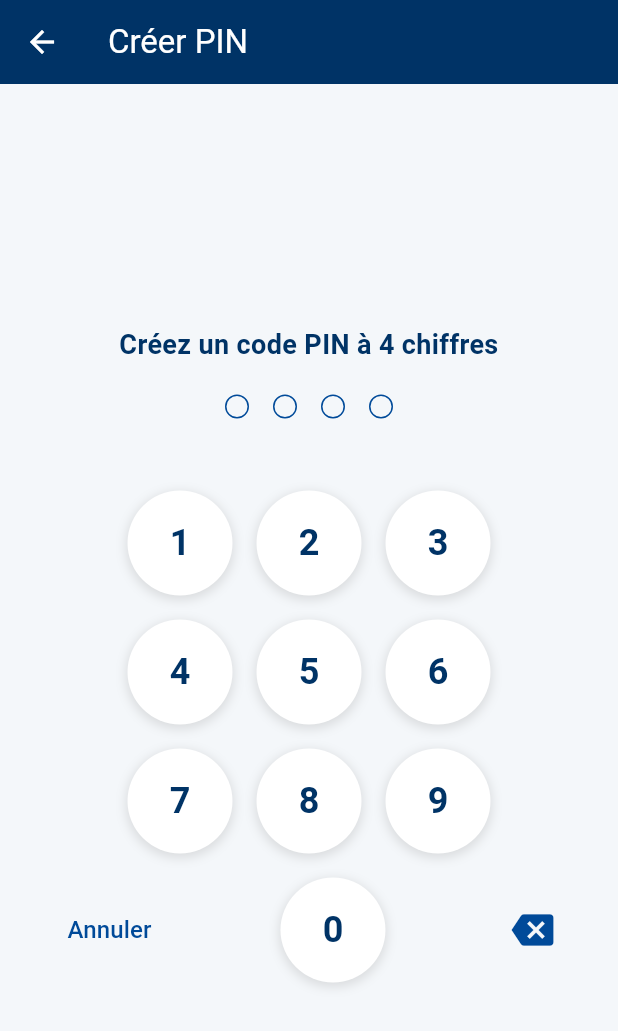
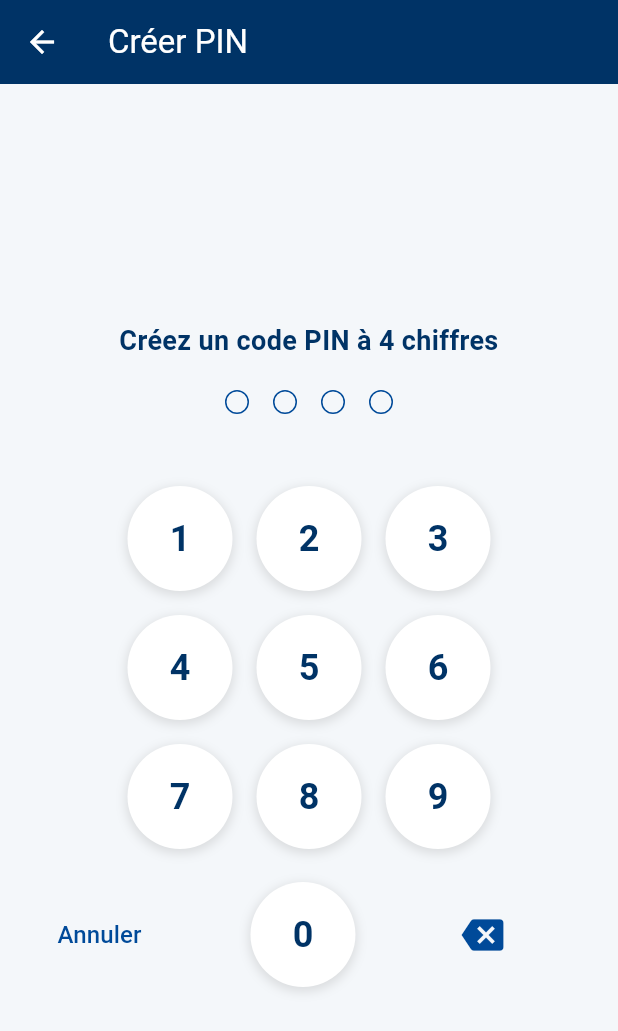
Before and after one commit to drbynz0/app_stock, a Flutter app: the PinOptionsScreen screen opened directly, after a tap on "Créer un code PIN", on a phone screen of 412 x 824 dp. Shown: the top 1031 px of the screen. Run offline on Flutter 3.47's test engine with Material 3 defaults, Android fonts, the light colour scheme and no system bars; our stand-ins replace audioplayers, carousel_slider, connectivity_plus, flutter_secure_storage, flutter_spinkit, image_picker and 7 more; missing offline and left inert: mobile_scanner; accounts and stored records are empty; network calls fail; project files that could hold a hidden picture were left out.

Commit message:
LAST COMMIT

```diff
--- a/cti_app/lib/screens/categorie/add_categorie_screen.dart
+++ b/cti_app/lib/screens/categorie/add_categorie_screen.dart
@@ -26,7 +26,7 @@ Future<void> showAddCategorieDialog(
       child: Container(
         padding: const EdgeInsets.all(24),
         decoration: BoxDecoration(
-          color: theme.backgroundColor,
+          color: theme.dialogColor,
           borderRadius: BorderRadius.circular(20),
         ),
         child: Form(
--- a/cti_app/lib/screens/produits_pages/add_product_screen.dart
+++ b/cti_app/lib/screens/produits_pages/add_product_screen.dart
@@ -200,6 +200,7 @@ class AddProductScreenState extends State<AddProductScreen> {
   Widget build(BuildContext context) {
     final theme = Provider.of<ThemeProvider>(context);
     return Dialog(
+      backgroundColor: theme.dialogColor,
       insetPadding: const EdgeInsets.all(16),
       shape: RoundedRectangleBorder(
         borderRadius: BorderRadius.circular(16),
--- a/cti_app/lib/screens/settings_pages/pin_code_screen.dart
+++ b/cti_app/lib/screens/settings_pages/pin_code_screen.dart
@@ -50,18 +50,14 @@ class _PinCodeScreenState extends State<PinCodeScreen> {
                   backgroundColor: Colors.red,
                 ),
               );
-              setState(() {
-                pin = "";
-                _confirmPin = null;
-                _isConfirming = false;
-              });
+              _resetPinCreation();
             }
           }
         } else {
           // Mode vérification
           final savedPin = await _storage.read(key: 'user_pin');
           if (pin == savedPin) {
-            Navigator.pushReplacementNamed(context, '/home');
+            Navigator.pop(context, true); // Retourne true pour indiquer la vérification réussie
           } else {
             ScaffoldMessenger.of(context).showSnackBar(
               const SnackBar(
@@ -149,7 +145,11 @@ class _PinCodeScreenState extends State<PinCodeScreen> {
   }
 
   Widget _buildKeyboard() {
-    return Column(
+    return SizedBox(
+      height: 350, // Ajuste la hauteur selon tes besoins
+      child: Stack(
+        children: [
+          Column(
             children: [
               for (var row in [
                 ['1', '2', '3'],
@@ -162,7 +162,14 @@ class _PinCodeScreenState extends State<PinCodeScreen> {
                       .map((digit) => _buildKeyboardButton(digit, onPressed: () => _addDigit(digit)))
                       .toList(),
                 ),
-        Row(
+              const SizedBox(height: 70), // Laisse de la place pour le Row positionné
+            ],
+          ),
+          Positioned(
+            left: 0,
+            right: 40,
+            bottom: 0,
+            child: Row(
               mainAxisAlignment: MainAxisAlignment.spaceAround,
               children: [
                 TextButton(
@@ -182,8 +189,10 @@ class _PinCodeScreenState extends State<PinCodeScreen> {
                   iconSize: 28,
                 ),
               ],
-        )
+            ),
+          ),
         ],
+      ),
     );
   }
 
--- a/cti_app/lib/screens/settings_pages/pin_options_screen.dart
+++ b/cti_app/lib/screens/settings_pages/pin_options_screen.dart
@@ -2,19 +2,20 @@
 
 import 'package:flutter/material.dart';
 import 'pin_code_screen.dart';
+import 'package:flutter_secure_storage/flutter_secure_storage.dart';
+
 
 class PinOptionsScreen extends StatelessWidget {
   const PinOptionsScreen({super.key});
 
   @override
   Widget build(BuildContext context) {
+    final secureStorage = const FlutterSecureStorage();
     return Scaffold(
       appBar: AppBar(
         title: const Text('Options PIN', style: TextStyle(color: Colors.white)),
-        backgroundColor: const Color(0xFF003366),
         iconTheme: const IconThemeData(color: Colors.white),
       ),
-      backgroundColor: const Color(0xFFF4F7FA),
       body: Padding(
         padding: const EdgeInsets.all(16.0),
         child: Column(
@@ -22,14 +23,30 @@ class PinOptionsScreen extends StatelessWidget {
             Card(
               shape: RoundedRectangleBorder(borderRadius: BorderRadius.circular(12)),
               child: ListTile(
-                leading: const Icon(Icons.add_box, color: Color(0xFF004A99)),
+                leading: const Icon(Icons.add_box),
                 title: const Text('Créer un code PIN'),
                 trailing: const Icon(Icons.arrow_forward_ios),
-                onTap: () {
-                  Navigator.push(
-                    context,
-                    MaterialPageRoute(builder: (context) => const PinCodeScreen(isCreating: true)),
-                  );
+                onTap: () async {
+                  final savedPin = await secureStorage.read(key: 'user_pin');
+                  if (savedPin != null) {
+                    ScaffoldMessenger.of(context).showSnackBar(
+                      const SnackBar(
+                        content: Text("Code PIN déjà créé"),
+                        backgroundColor: Colors.green,
+                      ),
+                    );
+                  } else {
+                    final result = await Navigator.push(
+                      context,
+                      MaterialPageRoute(builder: (context) => const PinCodeScreen(isCreating: true)),
+                    );
+
+                    if (result == true) {
+                      ScaffoldMessenger.of(context).showSnackBar(
+                        const SnackBar(content: Text("Code PIN créé avec succès")),
+                      );
+                    }
+                  }
                 },
               ),
             ),
@@ -37,24 +54,31 @@ class PinOptionsScreen extends StatelessWidget {
             Card(
               shape: RoundedRectangleBorder(borderRadius: BorderRadius.circular(12)),
               child: ListTile(
-                leading: const Icon(Icons.edit, color: Color(0xFF004A99)),
+                leading: Icon(Icons.edit),
                 title: const Text('Changer le code PIN'),
                 trailing: const Icon(Icons.arrow_forward_ios),
                 onTap: () async {
+                  // Vérifier d'abord le PIN actuel
                   final verified = await Navigator.push(
                     context,
                     MaterialPageRoute(builder: (context) => const PinCodeScreen(isCreating: false)),
                   );
 
                   if (verified == true) {
-                    ScaffoldMessenger.of(context).showSnackBar(
-                      const SnackBar(content: Text("PIN correct ! Redirection...")),
-                    );
-                    await Future.delayed(const Duration(milliseconds: 800));
-                    Navigator.push(
+                    // Si vérification réussie, créer un nouveau PIN
+                    final result = await Navigator.push(
                       context,
                       MaterialPageRoute(builder: (context) => const PinCodeScreen(isCreating: true)),
                     );
+
+                    if (result == true) {
+                      ScaffoldMessenger.of(context).showSnackBar(
+                        const SnackBar(
+                          content: Text("Code PIN changé avec succès"),
+                          backgroundColor: Colors.green,
+                          ),
+                      );
+                    }
                   }
                 },
               ),
--- a/cti_app/lib/screens/settings_pages/profile_screen.dart
+++ b/cti_app/lib/screens/settings_pages/profile_screen.dart
@@ -46,7 +46,7 @@ class _ProfileScreenState extends State<ProfileScreen> {
         padding: const EdgeInsets.all(16),
         child: Row(
           children: [
-            Icon(icon, color: Colors.blue.shade700),
+            Icon(icon),
             const SizedBox(width: 16),
             Expanded(
               child: Column(
--- a/cti_app/lib/screens/settings_pages/settings_screen.dart
+++ b/cti_app/lib/screens/settings_pages/settings_screen.dart
@@ -1,6 +1,6 @@
 // ignore_for_file: use_build_context_synchronously
 
-import 'package:cti_app/screens/pin_code_screen.dart';
+import 'pin_code_screen.dart';
 import 'package:cti_app/screens/settings_pages/about_section.dart';
 import 'package:cti_app/screens/settings_pages/profile_screen.dart';
 import 'package:flutter_secure_storage/flutter_secure_storage.dart';
```
Also changed, not shown: cti_app/lib/screens/home_screen.dart (+42 -2 lines), cti_app/lib/screens/pin_code_screen.dart (+19 -5 lines), cti_app/lib/screens/settings_pages/about_section.dart (+9 -10 lines), cti_app/lib/services/app_data_service.dart (+16 -0 lines). Lines whose indentation alone changed are shown as unchanged.
